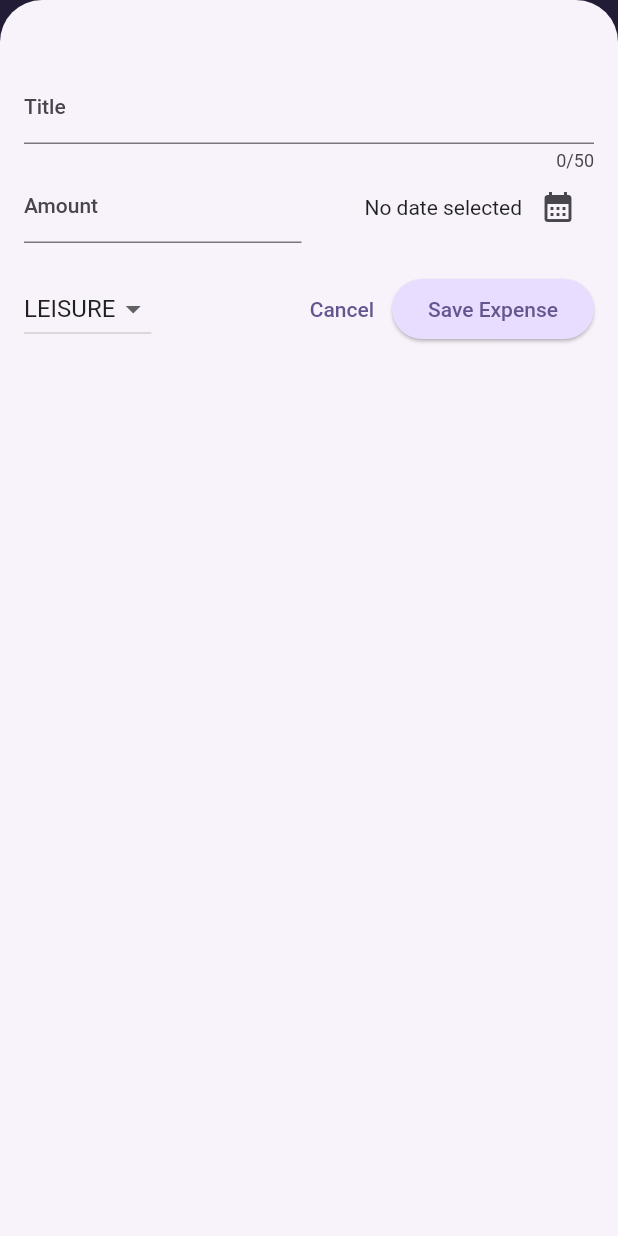
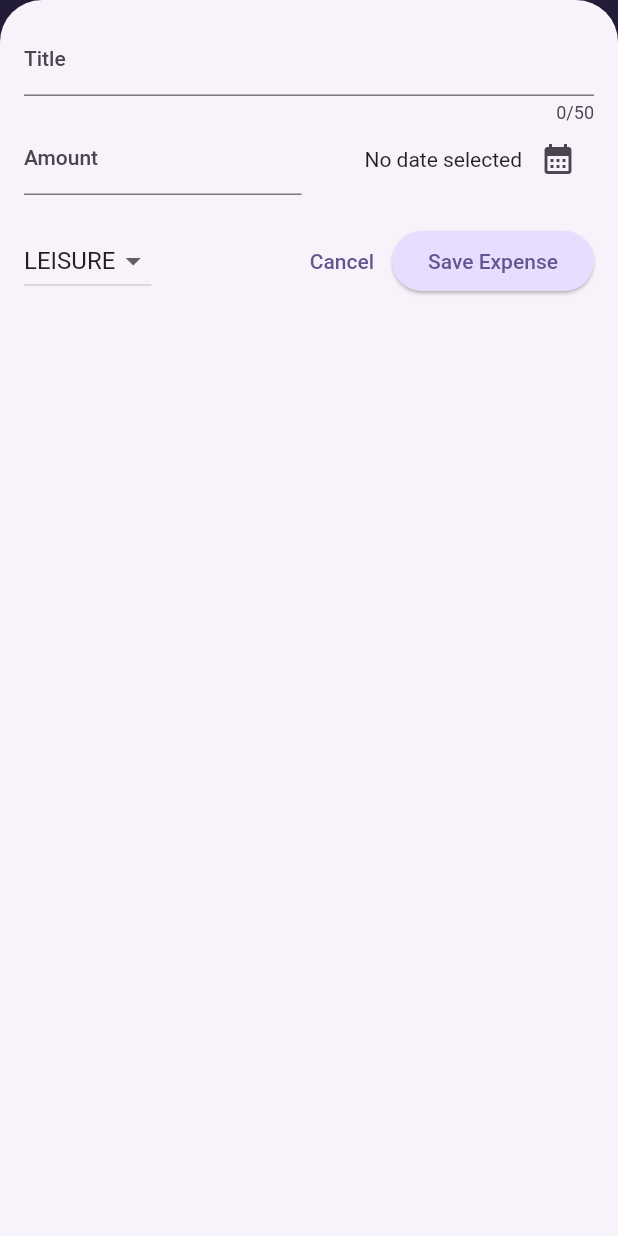
Before and after one commit to Xenovka/flutter_expense_tracker, a Flutter app: the screen it shows after launch, after a tap on the "add" icon, on a phone screen of 412 x 824 dp. Run offline on Flutter 3.47's test engine with Material 2 defaults, Android fonts, the phone set to English and light mode, and no system bars.

Commit message:
feature: responsiveness

```diff
--- a/lib/main.dart
+++ b/lib/main.dart
@@ -1,4 +1,5 @@
 import 'package:flutter/material.dart';
+// import 'package:flutter/services.dart';
 
 import 'package:flutter_expense_tracker/widgets/expenses/expenses.dart';
 
@@ -10,6 +11,10 @@ var kDarkColorScheme = ColorScheme.fromSeed(
     seedColor: const Color.fromARGB(255, 5, 99, 125));
 
 void main() {
+  // WidgetsFlutterBinding.ensureInitialized();
+  // SystemChrome.setPreferredOrientations([
+  //   DeviceOrientation.portraitUp,
+  // ]).then((fn) {
   runApp(
     MaterialApp(
       darkTheme: ThemeData.dark().copyWith(
@@ -51,4 +56,5 @@ void main() {
       home: const Expenses(),
     ),
   );
+  // });
 }
--- a/lib/widgets/expenses/expenses.dart
+++ b/lib/widgets/expenses/expenses.dart
@@ -32,6 +32,7 @@ class _ExpensesState extends State<Expenses> {
 
   void _openAddExpenseOverlay() {
     showModalBottomSheet(
+      useSafeArea: true,
       isScrollControlled: true,
       context: context,
       builder: (ctx) => NewExpense(onAddExpense: _addExpense),
@@ -67,6 +68,8 @@ class _ExpensesState extends State<Expenses> {
 
   @override
   Widget build(context) {
+    final width = MediaQuery.of(context).size.width;
+
     Widget mainContent = const Center(
       child: Text('No expenses yet'),
     );
@@ -86,12 +89,19 @@ class _ExpensesState extends State<Expenses> {
               onPressed: _openAddExpenseOverlay, icon: const Icon(Icons.add)),
         ],
       ),
-      body: Column(
-        children: [
-          Chart(expenses: _registeredExpenses),
-          Expanded(child: mainContent),
-        ],
-      ),
+      body: width < 600
+          ? Column(
+              children: [
+                Chart(expenses: _registeredExpenses),
+                Expanded(child: mainContent),
+              ],
+            )
+          : Row(
+              children: [
+                Expanded(child: Chart(expenses: _registeredExpenses)),
+                Expanded(child: mainContent),
+              ],
+            ),
     );
   }
 }
--- a/lib/widgets/new_expense.dart
+++ b/lib/widgets/new_expense.dart
@@ -79,15 +79,89 @@ class _NewExpenseState extends State<NewExpense> {
 
   @override
   Widget build(BuildContext context) {
-    return Padding(
-      padding: const EdgeInsets.fromLTRB(16, 48, 16, 16),
+    final keyboardSpace = MediaQuery.of(context).viewInsets.bottom;
+    return LayoutBuilder(builder: (ctx, constraints) {
+      final width = constraints.maxWidth;
+
+      return SizedBox(
+        height: double.infinity,
+        child: SingleChildScrollView(
+          child: Padding(
+            padding: EdgeInsets.fromLTRB(16, 16, 16, keyboardSpace + 16),
             child: Column(
               children: [
+                if (width >= 600)
+                  Row(
+                    crossAxisAlignment: CrossAxisAlignment.start,
+                    children: [
+                      Expanded(
+                        child: TextField(
+                          controller: _titleController,
+                          maxLength: 50,
+                          decoration: const InputDecoration(labelText: 'Title'),
+                        ),
+                      ),
+                      const SizedBox(width: 24),
+                      Expanded(
+                        child: TextField(
+                          controller: _amountController,
+                          keyboardType: TextInputType.number,
+                          decoration: const InputDecoration(
+                              prefixText: '\$', labelText: 'Amount'),
+                        ),
+                      ),
+                    ],
+                  )
+                else
                   TextField(
                     controller: _titleController,
                     maxLength: 50,
                     decoration: const InputDecoration(labelText: 'Title'),
                   ),
+                if (width >= 600)
+                  Row(
+                    children: [
+                      DropdownButton(
+                        value: _selectedCategory,
+                        items: Category.values
+                            .map(
+                              (category) => DropdownMenuItem(
+                                value: category,
+                                child: Text(category.name.toUpperCase()),
+                              ),
+                            )
+                            .toList(),
+                        onChanged: (value) {
+                          if (value == null) {
+                            return;
+                          }
+
+                          setState(() {
+                            _selectedCategory = value;
+                          });
+                        },
+                      ),
+                      const SizedBox(width: 24),
+                      Expanded(
+                        child: Row(
+                          mainAxisAlignment: MainAxisAlignment.end,
+                          crossAxisAlignment: CrossAxisAlignment.center,
+                          children: [
+                            Text(
+                              _selectedDate == null
+                                  ? 'No date selected'
+                                  : formatter.format(_selectedDate!),
+                            ),
+                            IconButton(
+                              onPressed: _presentDatePicker,
+                              icon: const Icon(Icons.calendar_month),
+                            )
+                          ],
+                        ),
+                      )
+                    ],
+                  )
+                else
                   Row(
                     children: [
                       Expanded(
@@ -119,6 +193,23 @@ class _NewExpenseState extends State<NewExpense> {
                     ],
                   ),
                 const SizedBox(height: 20),
+                if (width >= 600)
+                  Row(
+                    children: [
+                      const Spacer(),
+                      TextButton(
+                        onPressed: () {
+                          Navigator.pop(context);
+                        },
+                        child: const Text('Cancel'),
+                      ),
+                      ElevatedButton(
+                        onPressed: _submitExpenseData,
+                        child: const Text('Save Expense'),
+                      ),
+                    ],
+                  )
+                else
                   Row(
                     children: [
                       DropdownButton(
@@ -156,6 +247,9 @@ class _NewExpenseState extends State<NewExpense> {
                   )
               ],
             ),
+          ),
+        ),
       );
+    });
   }
 }
```
Lines whose indentation alone changed are shown as unchanged.
